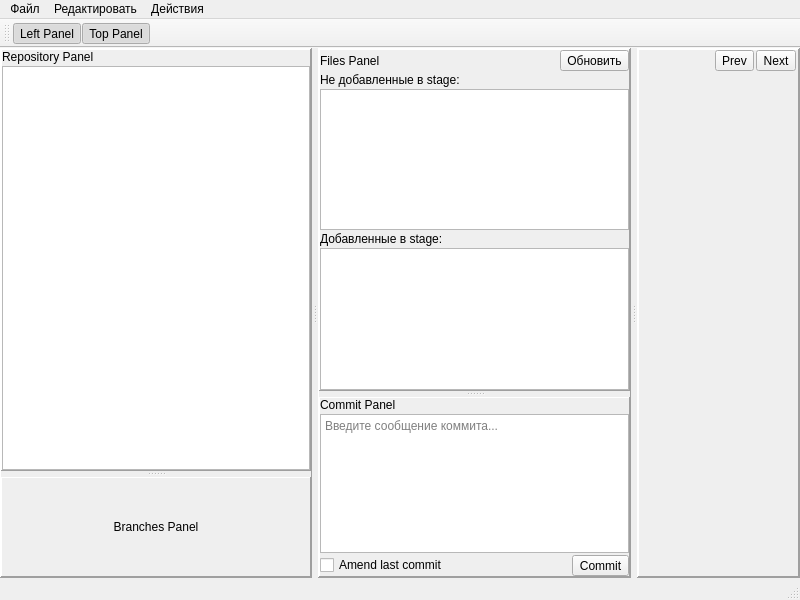
Above: commit_craft_app/mainwindow.ui from CJayM/CommitCraft before the change. Below: the same form after it.
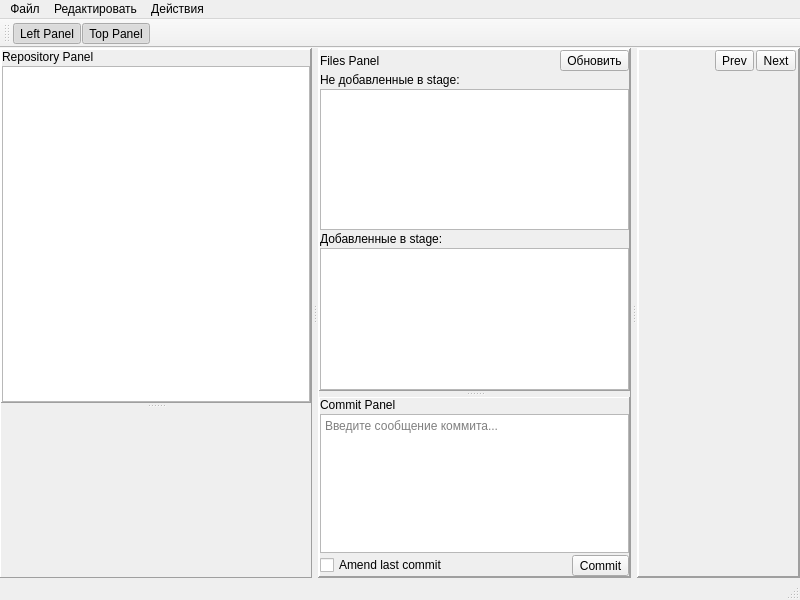
That is the form after the change. Icons and pictures are not drawn. Custom widgets are drawn as their Qt base class.

Commit message: Добавлен пустой виджет BranchesWidget

What changed in the file:
```diff
--- a/commit_craft_app/mainwindow.ui
+++ b/commit_craft_app/mainwindow.ui
@@ -144,46 +144,13 @@
             </item>
            </layout>
           </widget>
-          <widget class="QFrame" name="branchesWidget">
+          <widget class="BranchesWidget" name="branchesWidget" native="true">
            <property name="minimumSize">
             <size>
              <width>0</width>
              <height>100</height>
             </size>
            </property>
-           <property name="frameShape">
-            <enum>QFrame::Shape::Panel</enum>
-           </property>
-           <property name="frameShadow">
-            <enum>QFrame::Shadow::Raised</enum>
-           </property>
-           <layout class="QVBoxLayout" name="verticalLayout_5">
-            <property name="spacing">
-             <number>2</number>
-            </property>
-            <property name="leftMargin">
-             <number>0</number>
-            </property>
-            <property name="topMargin">
-             <number>0</number>
-            </property>
-            <property name="rightMargin">
-             <number>0</number>
-            </property>
-            <property name="bottomMargin">
-             <number>0</number>
-            </property>
-            <item>
-             <widget class="QLabel" name="branchesLabel">
-              <property name="text">
-               <string>Branches Panel</string>
-              </property>
-              <property name="alignment">
-               <set>Qt::AlignmentFlag::AlignCenter</set>
-              </property>
-             </widget>
-            </item>
-           </layout>
           </widget>
          </widget>
         </item>
@@ -709,6 +676,12 @@
   </action>
  </widget>
  <customwidgets>
+  <customwidget>
+   <class>BranchesWidget</class>
+   <extends>QWidget</extends>
+   <header>brancheswidget.h</header>
+   <container>1</container>
+  </customwidget>
   <customwidget>
    <class>DiffEditor</class>
    <extends>QWidget</extends>
```
The commit also changes 3 other files.
